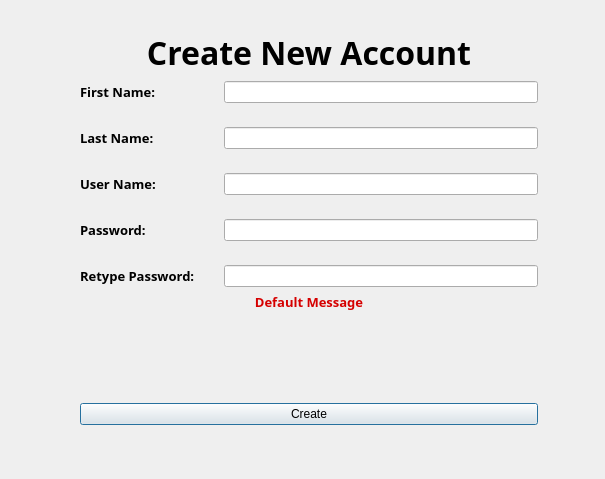
Old version of the form forms/createAccountPage.ui in the repository umustdye/Book-Worms.
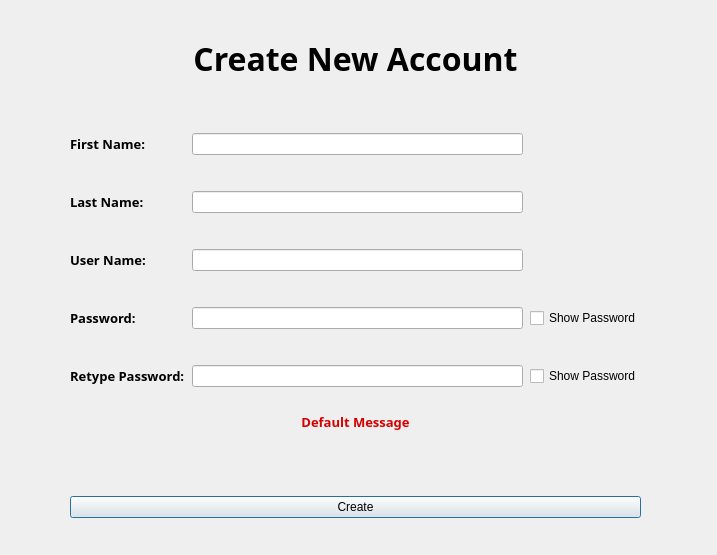
New version of the form.

Patch:
```diff
--- a/forms/createAccountPage.ui
+++ b/forms/createAccountPage.ui
@@ -6,20 +6,20 @@
    <rect>
     <x>0</x>
     <y>0</y>
-    <width>605</width>
-    <height>479</height>
+    <width>717</width>
+    <height>555</height>
    </rect>
   </property>
   <property name="windowTitle">
    <string>Dialog</string>
   </property>
-  <widget class="QWidget" name="layoutWidget">
+  <widget class="QWidget" name="">
    <property name="geometry">
     <rect>
-     <x>80</x>
+     <x>70</x>
      <y>30</y>
-     <width>458</width>
-     <height>395</height>
+     <width>571</width>
+     <height>488</height>
     </rect>
    </property>
    <layout class="QVBoxLayout" name="verticalLayout">
@@ -45,23 +45,31 @@
      </widget>
     </item>
     <item>
-     <layout class="QHBoxLayout" name="horizontalLayout">
+     <spacer name="verticalSpacer_2">
+      <property name="orientation">
+       <enum>Qt::Vertical</enum>
+      </property>
+      <property name="sizeType">
+       <enum>QSizePolicy::Fixed</enum>
+      </property>
+      <property name="sizeHint" stdset="0">
+       <size>
+        <width>20</width>
+        <height>40</height>
+       </size>
+      </property>
+     </spacer>
+    </item>
       <item>
-       <layout class="QFormLayout" name="inputFieldLayout">
-        <property name="sizeConstraint">
-         <enum>QLayout::SetDefaultConstraint</enum>
-        </property>
-        <property name="fieldGrowthPolicy">
-         <enum>QFormLayout::ExpandingFieldsGrow</enum>
-        </property>
+     <layout class="QGridLayout" name="gridLayout">
         <property name="horizontalSpacing">
-         <number>29</number>
+       <number>7</number>
         </property>
         <property name="verticalSpacing">
-         <number>24</number>
-        </property>
-        <item row="1" column="0">
-         <widget class="QLabel" name="lastNameLabel">
+       <number>36</number>
+      </property>
+      <item row="0" column="0">
+       <widget class="QLabel" name="firstNameLabel">
           <property name="font">
            <font>
             <family>Arial Black</family>
@@ -71,7 +79,7 @@
            </font>
           </property>
           <property name="text">
-           <string>Last Name:</string>
+         <string>First Name:</string>
           </property>
           <property name="textInteractionFlags">
            <set>Qt::NoTextInteraction</set>
@@ -81,8 +89,11 @@
         <item row="1" column="1">
          <widget class="QLineEdit" name="lastNameInput"/>
         </item>
-        <item row="2" column="0">
-         <widget class="QLabel" name="userNameLabel">
+      <item row="0" column="1">
+       <widget class="QLineEdit" name="firstNameInput"/>
+      </item>
+      <item row="4" column="0">
+       <widget class="QLabel" name="retypePasswordLabel">
           <property name="font">
            <font>
             <family>Arial Black</family>
@@ -92,13 +103,16 @@
            </font>
           </property>
           <property name="text">
-           <string>User Name:</string>
+         <string>Retype Password:</string>
           </property>
           <property name="textInteractionFlags">
            <set>Qt::NoTextInteraction</set>
           </property>
          </widget>
         </item>
+      <item row="4" column="1">
+       <widget class="QLineEdit" name="retypePasswordInput"/>
+      </item>
         <item row="2" column="1">
          <widget class="QLineEdit" name="userNameInput"/>
         </item>
@@ -120,52 +134,58 @@
           </property>
          </widget>
         </item>
+      <item row="1" column="0">
+       <widget class="QLabel" name="lastNameLabel">
+        <property name="font">
+         <font>
+          <family>Arial Black</family>
+          <pointsize>10</pointsize>
+          <weight>75</weight>
+          <bold>true</bold>
+         </font>
+        </property>
+        <property name="text">
+         <string>Last Name:</string>
+        </property>
+        <property name="textInteractionFlags">
+         <set>Qt::NoTextInteraction</set>
+        </property>
+       </widget>
+      </item>
+      <item row="2" column="0">
+       <widget class="QLabel" name="userNameLabel">
+        <property name="font">
+         <font>
+          <family>Arial Black</family>
+          <pointsize>10</pointsize>
+          <weight>75</weight>
+          <bold>true</bold>
+         </font>
+        </property>
+        <property name="text">
+         <string>User Name:</string>
+        </property>
+        <property name="textInteractionFlags">
+         <set>Qt::NoTextInteraction</set>
+        </property>
+       </widget>
+      </item>
         <item row="3" column="1">
          <widget class="QLineEdit" name="passwordInput"/>
         </item>
-        <item row="4" column="0">
-         <widget class="QLabel" name="retypePasswordLabel">
-          <property name="font">
-           <font>
-            <family>Arial Black</family>
-            <pointsize>10</pointsize>
-            <weight>75</weight>
-            <bold>true</bold>
-           </font>
-          </property>
+      <item row="4" column="2">
+       <widget class="QCheckBox" name="visiblePassword2">
           <property name="text">
-           <string>Retype Password:</string>
-          </property>
-          <property name="textInteractionFlags">
-           <set>Qt::NoTextInteraction</set>
-          </property>
-         </widget>
-        </item>
-        <item row="4" column="1">
-         <widget class="QLineEdit" name="retypePasswordInput"/>
-        </item>
-        <item row="0" column="1">
-         <widget class="QLineEdit" name="firstNameInput"/>
-        </item>
-        <item row="0" column="0">
-         <widget class="QLabel" name="firstNameLabel">
-          <property name="font">
-           <font>
-            <family>Arial Black</family>
-            <pointsize>10</pointsize>
-            <weight>75</weight>
-            <bold>true</bold>
-           </font>
-          </property>
+         <string>Show Password</string>
+        </property>
+       </widget>
+      </item>
+      <item row="3" column="2">
+       <widget class="QCheckBox" name="visiblePassword1">
           <property name="text">
-           <string>First Name:</string>
-          </property>
-          <property name="textInteractionFlags">
-           <set>Qt::NoTextInteraction</set>
-          </property>
-         </widget>
-        </item>
-       </layout>
+         <string>Show Password</string>
+        </property>
+       </widget>
       </item>
      </layout>
     </item>
@@ -229,6 +249,9 @@
       <property name="orientation">
        <enum>Qt::Vertical</enum>
       </property>
+      <property name="sizeType">
+       <enum>QSizePolicy::Fixed</enum>
+      </property>
       <property name="sizeHint" stdset="0">
        <size>
         <width>20</width>
```
Lines whose indentation alone changed are shown as unchanged.
